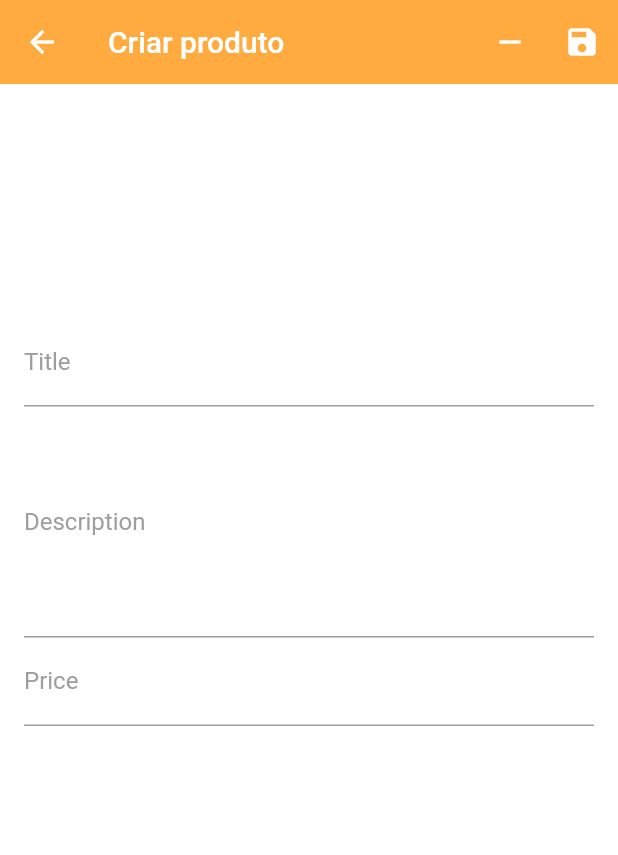
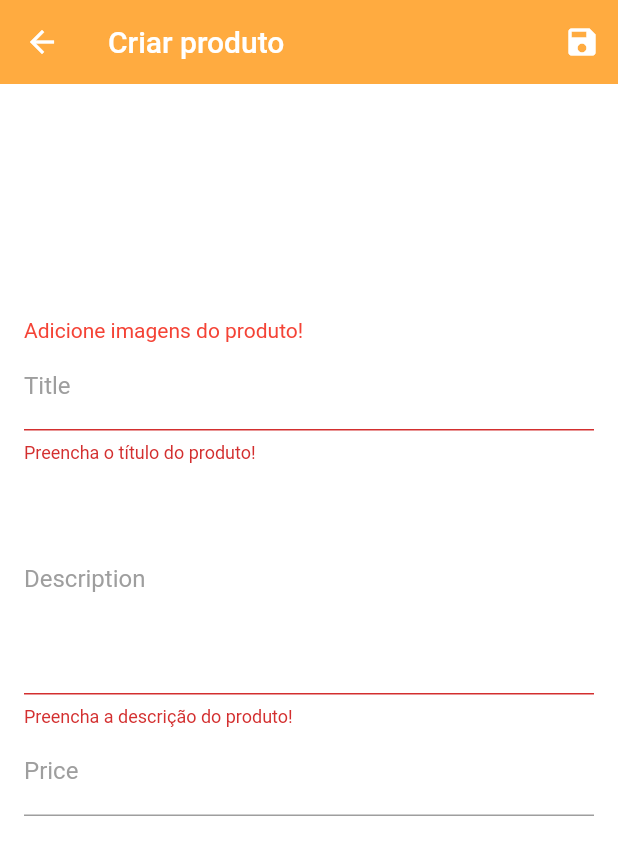
Before and after one commit to GabrielCR99/store_manager, a Flutter app: the ProductScreen screen opened directly, after a tap on the "save" icon, on a phone screen of 412 x 824 dp. Shown: the top 855 px of the screen. Run offline on Flutter 3.47's test engine with Material 2 defaults, Android fonts, the phone set to English and light mode, and no system bars; our stand-ins replace cloud_firestore, firebase_auth, firebase_storage, flutter_speed_dial, image_cropper, image_picker and 2 more; missing offline and left inert: bloc_pattern; accounts and stored records are empty; statements that could not run were skipped.

Commit message:
Added product save function and delete

```diff
--- a/lib/screens/product_screen.dart
+++ b/lib/screens/product_screen.dart
@@ -1,6 +1,7 @@
 import 'package:cloud_firestore/cloud_firestore.dart';
 import 'package:flutter/material.dart';
 import 'package:store_manager/blocs/products_bloc.dart';
+import 'package:store_manager/validators/products_validator.dart';
 import 'package:store_manager/widgets/images_widget.dart';
 
 class ProductScreen extends StatefulWidget {
@@ -13,10 +14,11 @@ class ProductScreen extends StatefulWidget {
   _ProductScreenState createState() => _ProductScreenState(categoryId, product);
 }
 
-class _ProductScreenState extends State<ProductScreen> {
+class _ProductScreenState extends State<ProductScreen> with ProductsValidator {
   final ProductsBloc _productsBloc;
 
   final _formKey = GlobalKey<FormState>();
+  final _scaffoldKey = GlobalKey<ScaffoldState>();
 
   _ProductScreenState(String categoryId, DocumentSnapshot product)
       : _productsBloc = ProductsBloc(categoryId: categoryId, product: product);
@@ -31,17 +33,52 @@ class _ProductScreenState extends State<ProductScreen> {
     final fieldStyle = TextStyle(color: Colors.white, fontSize: 16.0);
 
     return Scaffold(
+      key: _scaffoldKey,
       backgroundColor: Colors.white12,
       appBar: AppBar(
         backgroundColor: Colors.orangeAccent,
         elevation: 0,
-        title: Text('Criar produto'),
+        title: StreamBuilder<bool>(
+            stream: _productsBloc.outCreated,
+            initialData: false,
+            builder: (context, snapshot) {
+              return Text(snapshot.data ? 'Editar produto' : 'Criar produto');
+            }),
         actions: <Widget>[
-          IconButton(onPressed: () {}, icon: Icon(Icons.remove)),
-          IconButton(onPressed: () {}, icon: Icon(Icons.save))
+          StreamBuilder<bool>(
+            stream: _productsBloc.outCreated,
+            initialData: false,
+            builder: (context, snapshot) {
+              if (snapshot.data)
+                return StreamBuilder<bool>(
+                  stream: _productsBloc.outLoading,
+                  initialData: false,
+                  builder: (context, snapshot) {
+                    return IconButton(
+                        onPressed: snapshot.data ? null : (){
+                          _productsBloc.deleteProduct();
+                          Navigator.of(context).pop();
+                        },
+                        icon: Icon(Icons.delete_forever));
+                  },
+                );
+              else
+                return Container();
+            },
+          ),
+          StreamBuilder<bool>(
+              stream: _productsBloc.outLoading,
+              initialData: false,
+              builder: (context, snapshot) {
+                return IconButton(
+                    onPressed: snapshot.data ? null : saveProduct,
+                    icon: Icon(Icons.save));
+              }),
         ],
       ),
-      body: Form(
+      body: Stack(
+        children: <Widget>[
+          Form(
             key: _formKey,
             child: StreamBuilder<Map>(
                 stream: _productsBloc.outData,
@@ -57,37 +94,74 @@ class _ProductScreenState extends State<ProductScreen> {
                       ImagesWidget(
                         context: context,
                         initialValue: snapshot.data['images'],
-                    onSaved: (l) {},
-                    fieldValidator: (l) {},
+                        onSaved: _productsBloc.saveImages,
+                        fieldValidator: validateImages,
                       ),
                       TextFormField(
                         initialValue: snapshot.data['title'],
                         style: fieldStyle,
                         decoration: _buildDecoration('Title'),
-                    onSaved: (t) {},
-                    validator: (t) {},
+                        onSaved: _productsBloc.saveTitle,
+                        validator: validateTitle,
                       ),
                       TextFormField(
                         initialValue: snapshot.data['description'],
                         style: fieldStyle,
                         maxLines: 6,
                         decoration: _buildDecoration('Description'),
-                    onSaved: (t) {},
-                    validator: (t) {},
+                        onSaved: _productsBloc.saveDescription,
+                        validator: validateDescription,
                       ),
                       TextFormField(
-                    initialValue: snapshot.data['price']?.toStringAsFixed(2),
+                        initialValue:
+                            snapshot.data['price']?.toStringAsFixed(2),
                         style: fieldStyle,
                         keyboardType:
                             TextInputType.numberWithOptions(decimal: true),
                         decoration: _buildDecoration('Price'),
-                    onSaved: (t) {},
-                    validator: (t) {},
+                        onSaved: _productsBloc.savePrice,
+                        validator: validatePrice,
                       ),
                     ],
                   );
                 }),
           ),
+          StreamBuilder<bool>(
+              stream: _productsBloc.outLoading,
+              initialData: false,
+              builder: (context, snapshot) {
+                return IgnorePointer(
+                  ignoring: !snapshot.data,
+                  child: Container(
+                    color: snapshot.data ? Colors.black54 : Colors.transparent,
+                  ),
+                );
+              }),
+        ],
+      ),
     );
   }
+
+  Future<void> saveProduct() async {
+    if (_formKey.currentState.validate()) {
+      _formKey.currentState.save();
+      _scaffoldKey.currentState.showSnackBar(SnackBar(
+        backgroundColor: Colors.orangeAccent,
+        content: Text(
+          'Salvando prduto...',
+          style: TextStyle(color: Colors.white),
+        ),
+        duration: Duration(seconds: 60),
+      ));
+      bool success = await _productsBloc.saveProduct();
+      _scaffoldKey.currentState.removeCurrentSnackBar();
+      _scaffoldKey.currentState.showSnackBar(SnackBar(
+        backgroundColor: Colors.orangeAccent,
+        content: Text(
+          success ? 'Produto salvo!' : 'Erro ao salvar produto!',
+          style: TextStyle(color: Colors.white),
+        ),
+      ));
     }
+  }
+}
--- /dev/null
+++ b/lib/validators/products_validator.dart
@@ -0,0 +1,30 @@
+class ProductsValidator {
+
+  String validateImages(List images){
+    if(images.isEmpty)return 'Adicione imagens do produto!';
+    else return null;
+  }
+
+  String validateTitle(String text) {
+    if (text.isEmpty || text == null) return 'Preencha o título do produto!';
+    return null;
+  }
+
+  String validateDescription(String text) {
+    if (text.isEmpty || text == null) return 'Preencha a descrição do produto!';
+    return null;
+  }
+
+  String validatePrice(String text) {
+    double price = double.tryParse(text);
+    if(price != null || price.isNaN){
+      if(!text.contains('.') || text.split('.')[1].length != 2)
+        return 'Utilize duas casas decimais';
+    }else {
+      return 'Preço inválido';
+    }
+    return null;
+  }
+
+
+}
--- a/lib/widgets/images_widget.dart
+++ b/lib/widgets/images_widget.dart
@@ -16,6 +16,7 @@ class ImagesWidget extends FormField<List> {
             autovalidate: isAutoValidate,
             builder: (state) {
               return Column(
+                crossAxisAlignment: CrossAxisAlignment.start,
                 children: <Widget>[
                   Container(
                     height: 124.0,
```
Also changed, not shown: lib/blocs/products_bloc.dart (+74 -1 lines). Lines whose indentation alone changed are shown as unchanged.
